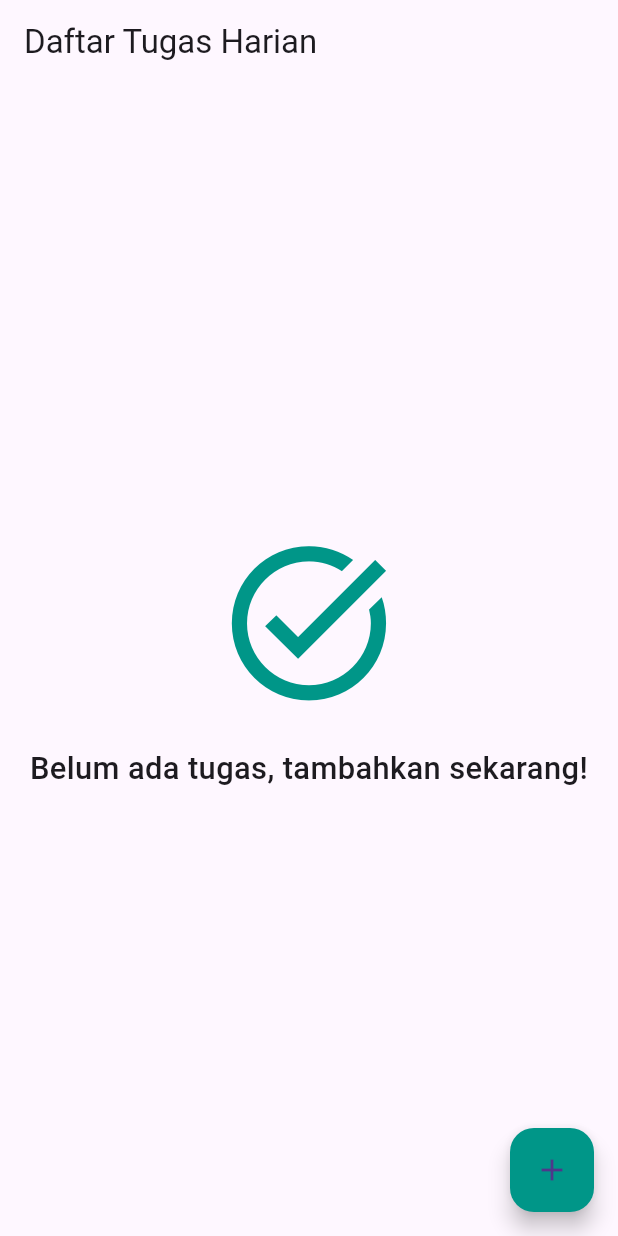
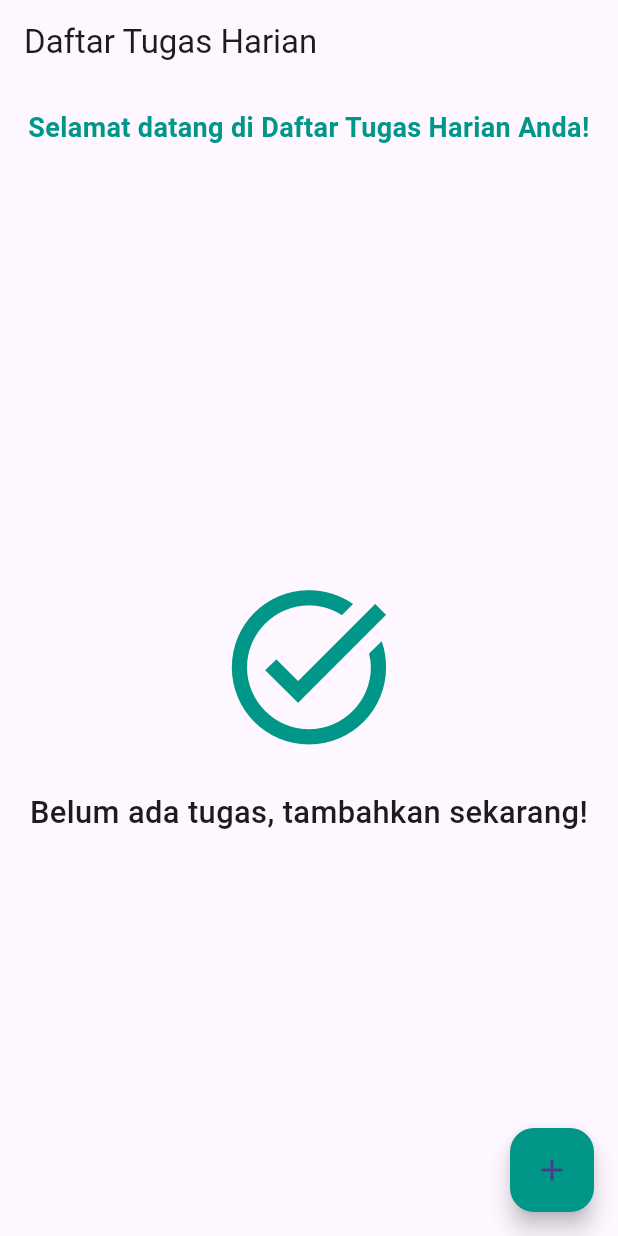
Before and after one commit to ramhaidar/LearnFlutter, a Flutter app: the screen it shows after launch, on a phone screen of 412 x 824 dp. Run offline on Flutter 3.47's test engine with Material 3 defaults, Android fonts, the light colour scheme and no system bars.

Commit message:
Final Project Revision
Pada proyek yang dikirimkan belum terdapat penerapan StatelessWidget. Penerapan StatelessWidget pada kelas MyApp tidak dianggap karena merupakan root aplikasi. Silakan ditambahkan terlebih dahulu ya.

```diff
--- /dev/null
+++ b/Final_Project/lib/greeting_widget.dart
@@ -0,0 +1,23 @@
+import 'package:flutter/material.dart';
+
+class GreetingWidget extends StatelessWidget {
+  final String message;
+
+  const GreetingWidget({super.key, required this.message});
+
+  @override
+  Widget build(BuildContext context) {
+    return Padding(
+      padding: const EdgeInsets.all(16.0),
+      child: Text(
+        message,
+        style: const TextStyle(
+          fontSize: 18,
+          fontWeight: FontWeight.bold,
+          color: Colors.teal,
+        ),
+        textAlign: TextAlign.center,
+      ),
+    );
+  }
+}
--- a/Final_Project/lib/home_page.dart
+++ b/Final_Project/lib/home_page.dart
@@ -1,5 +1,6 @@
 import 'package:flutter/material.dart';
 import 'add_task_page.dart';
+import 'greeting_widget.dart'; // Import widget baru
 
 class HomePage extends StatefulWidget {
   const HomePage({super.key});
@@ -53,12 +54,19 @@ class _HomePageState extends State<HomePage> {
       appBar: AppBar(
         title: const Text('Daftar Tugas Harian'),
       ),
-      body: _tasks.isEmpty
+      body: Column(
+        children: [
+          const GreetingWidget(
+            message: 'Selamat datang di Daftar Tugas Harian Anda!',
+          ), // Tambahkan GreetingWidget
+          Expanded(
+            child: _tasks.isEmpty
                 ? Center(
               child: Column(
                 mainAxisSize: MainAxisSize.min,
                 children: [
-            Icon(Icons.task_alt, size: mediaWidth * 0.3, color: Colors.teal),
+                  Icon(Icons.task_alt,
+                      size: mediaWidth * 0.3, color: Colors.teal),
                   SizedBox(height: mediaWidth * 0.05),
                   Text(
                     'Belum ada tugas, tambahkan sekarang!',
@@ -77,7 +85,8 @@ class _HomePageState extends State<HomePage> {
                 final task = _tasks[index];
                 return Dismissible(
                   key: ValueKey(task['title']),
-            confirmDismiss: (direction) => _confirmDeleteTask(index),
+                  confirmDismiss: (direction) =>
+                      _confirmDeleteTask(index),
                   onDismissed: (direction) {
                     setState(() {
                       _tasks.removeAt(index);
@@ -115,11 +124,15 @@ class _HomePageState extends State<HomePage> {
                       task['completed']
                           ? Icons.check_circle
                           : Icons.check_circle_outline,
-                color: task['completed'] ? Colors.green : null,
+                      color:
+                      task['completed'] ? Colors.green : null,
                     ),
                   ),
                 );
               },
+            ),
+          ),
+        ],
       ),
       floatingActionButton: FloatingActionButton(
         onPressed: () async {
```
Lines whose indentation alone changed are shown as unchanged.
